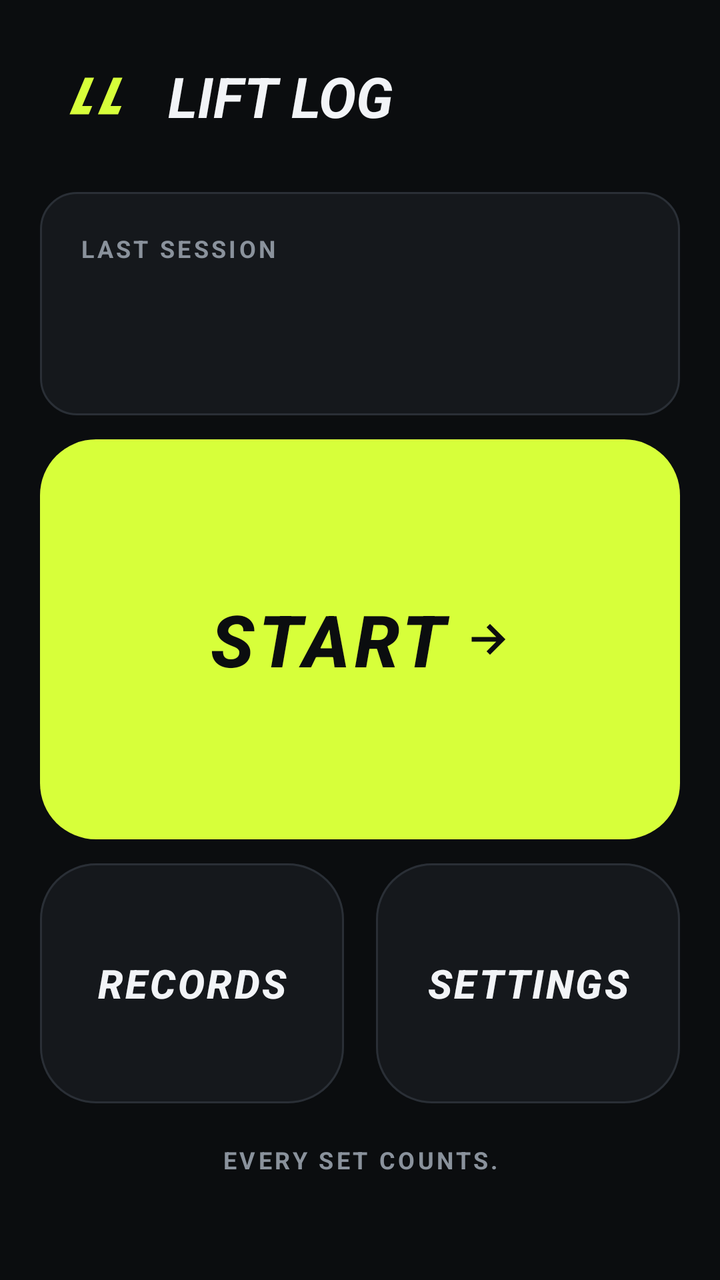
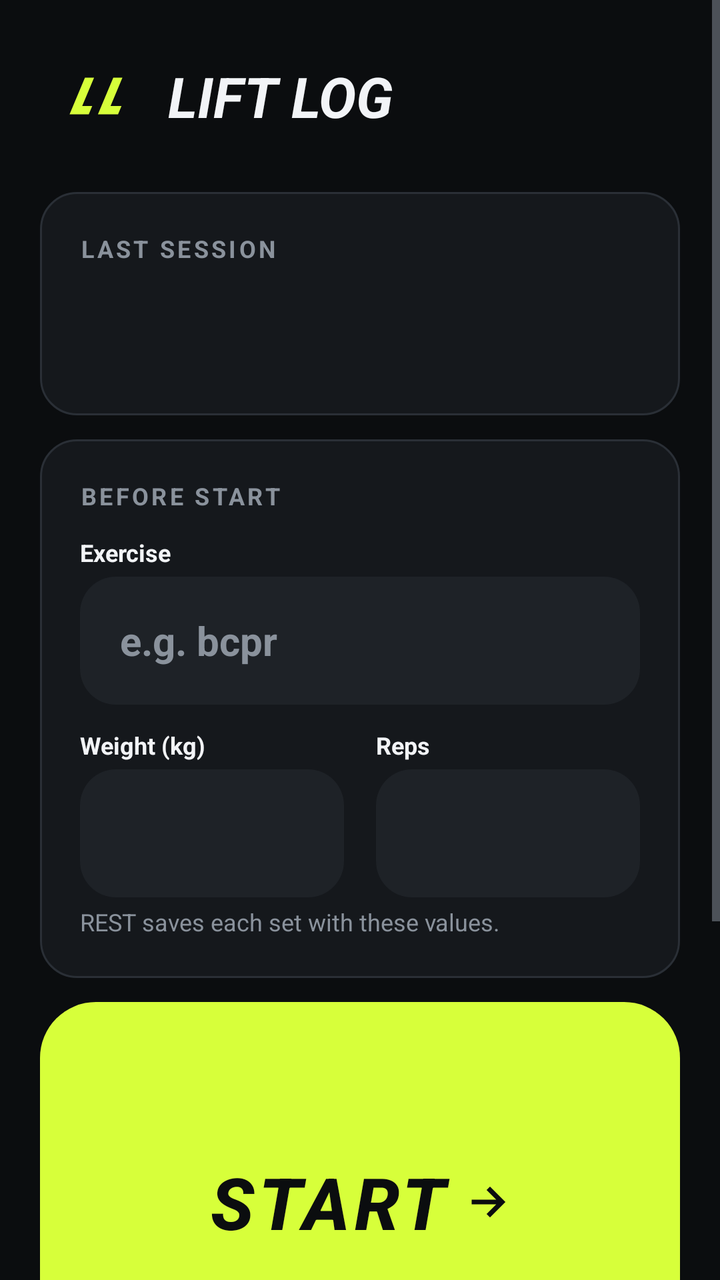

Compare the two renders of this Android layout. The source of the first and the diff that turns it into the second are given below.
<!-- AndroidManifest.xml: activity theme Theme.LiftLog -->
<!-- res/layout/activity_home.xml -->
<?xml version="1.0" encoding="utf-8"?>
<ScrollView xmlns:android="http://schemas.android.com/apk/res/android"
    xmlns:app="http://schemas.android.com/apk/res-auto"
    android:layout_width="match_parent"
    android:layout_height="match_parent"
    android:fillViewport="true">

    <LinearLayout
        android:layout_width="match_parent"
        android:layout_height="wrap_content"
        android:orientation="vertical"
        android:padding="@dimen/lift_gutter">

        <LinearLayout
            android:layout_width="match_parent"
            android:layout_height="wrap_content"
            android:gravity="center_vertical"
            android:orientation="horizontal">

            <ImageView
                android:layout_width="@dimen/lift_mark_size"
                android:layout_height="@dimen/lift_mark_size"
                android:contentDescription="@null"
                android:scaleType="centerCrop"
                android:src="@drawable/ic_launcher_foreground" />

            <TextView
                style="@style/LiftText.Headline"
                android:layout_width="wrap_content"
                android:layout_height="wrap_content"
                android:layout_marginStart="@dimen/lift_gap_sm"
                android:text="@string/lift_wordmark" />
        </LinearLayout>

        <LinearLayout
            style="@style/LiftCard"
            android:layout_width="match_parent"
            android:layout_height="wrap_content"
            android:layout_marginTop="@dimen/lift_gap_lg"
            android:orientation="vertical">

            <TextView
                style="@style/LiftText.Label"
                android:layout_width="wrap_content"
                android:layout_height="wrap_content"
                android:text="@string/home_last_session" />

            <TextView
                android:id="@+id/text_home_last_date"
                style="@style/LiftText.Title"
                android:layout_width="wrap_content"
                android:layout_height="wrap_content"
                android:layout_marginTop="@dimen/lift_gap_xs" />

            <TextView
                android:id="@+id/text_home_last_summary"
                style="@style/LiftText"
                android:layout_width="wrap_content"
                android:layout_height="wrap_content"
                android:layout_marginTop="@dimen/lift_gap_xs"
                android:textColor="@color/lift_text_dim" />
        </LinearLayout>

        <com.google.android.material.button.MaterialButton
            android:id="@+id/button_home_start"
            style="@style/LiftButton.Primary"
            android:layout_width="match_parent"
            android:layout_height="@dimen/lift_home_start_height"
            android:layout_marginTop="@dimen/lift_gap_md"
            android:text="@string/home_start_workout"
            android:textSize="@dimen/lift_text_display"
            app:icon="@drawable/ic_lift_arrow"
            app:iconGravity="textEnd"
            app:iconTint="@color/lift_on_acid" />

        <LinearLayout
            android:layout_width="match_parent"
            android:layout_height="wrap_content"
            android:layout_marginTop="@dimen/lift_gap_md"
            android:orientation="horizontal">

            <com.google.android.material.button.MaterialButton
                android:id="@+id/button_home_records"
                style="@style/LiftButton.Secondary"
                android:layout_width="0dp"
                android:layout_height="@dimen/lift_tile_height"
                android:layout_marginEnd="@dimen/lift_gap_sm"
                android:layout_weight="1"
                android:text="@string/home_records"
                android:textSize="@dimen/lift_text_title" />

            <com.google.android.material.button.MaterialButton
                android:id="@+id/button_home_settings"
                style="@style/LiftButton.Secondary"
                android:layout_width="0dp"
                android:layout_height="@dimen/lift_tile_height"
                android:layout_marginStart="@dimen/lift_gap_sm"
                android:layout_weight="1"
                android:text="@string/home_settings"
                android:textSize="@dimen/lift_text_title" />
        </LinearLayout>

        <TextView
            style="@style/LiftText.Label"
            android:layout_width="match_parent"
            android:layout_height="wrap_content"
            android:layout_marginTop="@dimen/lift_gap_lg"
            android:gravity="center"
            android:text="@string/lift_preview_notice" />
    </LinearLayout>
</ScrollView>
<!-- resources referenced by this layout -->
<resources>
  <color name="lift_on_acid">#FF0B0D0F</color>
  <color name="lift_text_dim">#FF8A929C</color>
  <dimen name="lift_gap_lg">20dp</dimen>
  <dimen name="lift_gap_md">12dp</dimen>
  <dimen name="lift_gap_sm">8dp</dimen>
  <dimen name="lift_gap_xs">4dp</dimen>
  <dimen name="lift_gutter">20dp</dimen>
  <dimen name="lift_home_start_height">200dp</dimen>
  <dimen name="lift_mark_size">56dp</dimen>
  <dimen name="lift_text_display">36sp</dimen>
  <dimen name="lift_text_title">20sp</dimen>
  <dimen name="lift_tile_height">120dp</dimen>
  <string name="home_last_session">Last session</string>
  <string name="home_records">RECORDS</string>
  <string name="home_settings">SETTINGS</string>
  <string name="home_start_workout">START</string>
  <string name="lift_preview_notice">Every set counts.</string>
  <string name="lift_wordmark">LIFT LOG</string>
  <style name="LiftCard">
          <item name="android:background">@drawable/bg_lift_card</item>
          <item name="android:padding">@dimen/lift_gap_lg</item>
      </style>
  <style name="LiftText.Title">
          <item name="android:textSize">@dimen/lift_text_title</item>
          <item name="android:textStyle">bold</item>
      </style>
  <dimen name="ui_launcher_icon_size">108dp</dimen>
  <color name="lift_acid">#FFD7FF3A</color>
  <dimen name="lift_radius_lg">28dp</dimen>
  <color name="lift_line">#FF2A2F36</color>
  <color name="lift_surface">#FF15181C</color>
  <color name="lift_text">#FFF2F4F7</color>
  <dimen name="lift_text_body">15sp</dimen>
  <dimen name="lift_text_headline">28sp</dimen>
  <dimen name="lift_text_caption">12sp</dimen>
  <color name="lift_bg">#FF0B0D0F</color>
  <dimen name="lift_line_width">1dp</dimen>
  <dimen name="lift_radius">18dp</dimen>
  <!-- unchanged entries left out for length: 9 -->
</resources>

<!-- the commit's change to res/layout/activity_home.xml (unified diff, before → after) -->
@@ -59,6 +59,97 @@
                 android:layout_height="wrap_content"
                 android:layout_marginTop="@dimen/lift_gap_xs"
                 android:textColor="@color/lift_text_dim" />
+        </LinearLayout>
+
+        <LinearLayout
+            style="@style/LiftCard"
+            android:layout_width="match_parent"
+            android:layout_height="wrap_content"
+            android:layout_marginTop="@dimen/lift_gap_md"
+            android:orientation="vertical">
+
+            <TextView
+                style="@style/LiftText.Label"
+                android:layout_width="wrap_content"
+                android:layout_height="wrap_content"
+                android:text="@string/home_setup_title" />
+
+            <TextView
+                style="@style/LiftText.FieldLabel"
+                android:layout_width="wrap_content"
+                android:layout_height="wrap_content"
+                android:layout_marginTop="@dimen/lift_gap_md"
+                android:text="@string/session_exercise" />
+
+            <EditText
+                android:id="@+id/input_home_exercise"
+                style="@style/LiftInput"
+                android:layout_width="match_parent"
+                android:layout_height="wrap_content"
+                android:layout_marginTop="@dimen/lift_gap_xs"
+                android:hint="@string/session_exercise_hint"
+                android:importantForAutofill="no"
+                android:inputType="textNoSuggestions" />
+
+            <LinearLayout
+                android:layout_width="match_parent"
+                android:layout_height="wrap_content"
+                android:layout_marginTop="@dimen/lift_gap_md"
+                android:orientation="horizontal">
+
+                <LinearLayout
+                    android:layout_width="0dp"
+                    android:layout_height="wrap_content"
+                    android:layout_marginEnd="@dimen/lift_gap_sm"
+                    android:layout_weight="1"
+                    android:orientation="vertical">
+
+                    <TextView
+                        style="@style/LiftText.FieldLabel"
+                        android:layout_width="wrap_content"
+                        android:layout_height="wrap_content"
+                        android:text="@string/session_weight" />
+
+                    <EditText
+                        android:id="@+id/input_home_weight"
+                        style="@style/LiftInput"
+                        android:layout_width="match_parent"
+                        android:layout_height="wrap_content"
+                        android:layout_marginTop="@dimen/lift_gap_xs"
+                        android:importantForAutofill="no"
+                        android:inputType="numberDecimal" />
+                </LinearLayout>
+
+                <LinearLayout
+                    android:layout_width="0dp"
+                    android:layout_height="wrap_content"
+                    android:layout_marginStart="@dimen/lift_gap_sm"
+                    android:layout_weight="1"
+                    android:orientation="vertical">
+
+                    <TextView
+                        style="@style/LiftText.FieldLabel"
+                        android:layout_width="wrap_content"
+                        android:layout_height="wrap_content"
+                        android:text="@string/session_reps" />
+
+                    <EditText
+                        android:id="@+id/input_home_reps"
+                        style="@style/LiftInput"
+                        android:layout_width="match_parent"
+                        android:layout_height="wrap_content"
+                        android:layout_marginTop="@dimen/lift_gap_xs"
+                        android:importantForAutofill="no"
+                        android:inputType="number" />
+                </LinearLayout>
+            </LinearLayout>
+
+            <TextView
+                style="@style/LiftText.Note"
+                android:layout_width="wrap_content"
+                android:layout_height="wrap_content"
+                android:layout_marginTop="@dimen/lift_gap_xs"
+                android:text="@string/home_setup_note" />
         </LinearLayout>
 
         <com.google.android.material.button.MaterialButton
@@ -77,6 +168,7 @@
             android:layout_width="match_parent"
             android:layout_height="wrap_content"
             android:layout_marginTop="@dimen/lift_gap_md"
+            android:baselineAligned="false"
             android:orientation="horizontal">
 
             <com.google.android.material.button.MaterialButton
@@ -86,8 +178,25 @@
                 android:layout_height="@dimen/lift_tile_height"
                 android:layout_marginEnd="@dimen/lift_gap_sm"
                 android:layout_weight="1"
+                android:maxLines="1"
+                android:paddingStart="0dp"
+                android:paddingEnd="0dp"
                 android:text="@string/home_records"
-                android:textSize="@dimen/lift_text_title" />
+                android:textSize="@dimen/lift_text_body" />
+
+            <com.google.android.material.button.MaterialButton
+                android:id="@+id/button_home_layout"
+                style="@style/LiftButton.Secondary"
+                android:layout_width="0dp"
+                android:layout_height="@dimen/lift_tile_height"
+                android:layout_marginStart="@dimen/lift_gap_sm"
+                android:layout_marginEnd="@dimen/lift_gap_sm"
+                android:layout_weight="1"
+                android:maxLines="1"
+                android:paddingStart="0dp"
+                android:paddingEnd="0dp"
+                android:text="@string/home_layout"
+                android:textSize="@dimen/lift_text_body" />
 
             <com.google.android.material.button.MaterialButton
                 android:id="@+id/button_home_settings"
@@ -96,8 +205,11 @@
                 android:layout_height="@dimen/lift_tile_height"
                 android:layout_marginStart="@dimen/lift_gap_sm"
                 android:layout_weight="1"
+                android:maxLines="1"
+                android:paddingStart="0dp"
+                android:paddingEnd="0dp"
                 android:text="@string/home_settings"
-                android:textSize="@dimen/lift_text_title" />
+                android:textSize="@dimen/lift_text_body" />
         </LinearLayout>
 
         <TextView
<!-- resource entries referenced after the edit -->
@@ -13,14 +13,40 @@
   <dimen name="lift_text_title">20sp</dimen>
   <dimen name="lift_tile_height">120dp</dimen>
   <string name="home_last_session">Last session</string>
+  <string name="home_layout">LAYOUT</string>
   <string name="home_records">RECORDS</string>
   <string name="home_settings">SETTINGS</string>
+  <string name="home_setup_note">REST saves each set with these values.</string>
+  <string name="home_setup_title">Before START</string>
   <string name="home_start_workout">START</string>
   <string name="lift_preview_notice">Every set counts.</string>
   <string name="lift_wordmark">LIFT LOG</string>
+  <string name="session_exercise">Exercise</string>
+  <string name="session_exercise_hint">e.g. bcpr</string>
+  <string name="session_reps">Reps</string>
+  <string name="session_weight">Weight (kg)</string>
   <style name="LiftCard">
           <item name="android:background">@drawable/bg_lift_card</item>
           <item name="android:padding">@dimen/lift_gap_lg</item>
+      </style>
+  <style name="LiftInput">
+          <item name="android:background">@drawable/bg_lift_input</item>
+          <item name="android:minHeight">@dimen/lift_input_height</item>
+          <item name="android:paddingStart">@dimen/lift_gap_lg</item>
+          <item name="android:paddingEnd">@dimen/lift_gap_lg</item>
+          <item name="android:textColor">@color/lift_text</item>
+          <item name="android:textColorHint">@color/lift_text_dim</item>
+          <item name="android:textSize">@dimen/lift_text_title</item>
+          <item name="android:textStyle">bold</item>
+          <item name="android:singleLine">true</item>
+      </style>
+  <style name="LiftText.FieldLabel">
+          <item name="android:textSize">@dimen/lift_text_caption</item>
+          <item name="android:textStyle">bold</item>
+      </style>
+  <style name="LiftText.Note">
+          <item name="android:textColor">@color/lift_text_dim</item>
+          <item name="android:textSize">@dimen/lift_text_caption</item>
       </style>
   <style name="LiftText.Title">
           <item name="android:textSize">@dimen/lift_text_title</item>
@@ -32,12 +58,31 @@
   <color name="lift_line">#FF2A2F36</color>
   <color name="lift_surface">#FF15181C</color>
   <color name="lift_text">#FFF2F4F7</color>
+  <!-- drawable bg_lift_input (drawable) -->
+  <?xml version="1.0" encoding="utf-8"?>
+  <selector xmlns:android="http://schemas.android.com/apk/res/android">
+      <item android:state_focused="true">
+          <shape android:shape="rectangle">
+              <solid android:color="@color/lift_surface_high" />
+              <stroke android:width="2dp" android:color="@color/lift_acid" />
+              <corners android:radius="@dimen/lift_radius" />
+          </shape>
+      </item>
+      <item>
+          <shape android:shape="rectangle">
+              <solid android:color="@color/lift_surface_high" />
+              <corners android:radius="@dimen/lift_radius" />
+          </shape>
+      </item>
+  </selector>
+  <dimen name="lift_input_height">64dp</dimen>
   <dimen name="lift_text_body">15sp</dimen>
   <dimen name="lift_text_headline">28sp</dimen>
   <dimen name="lift_text_caption">12sp</dimen>
   <color name="lift_bg">#FF0B0D0F</color>
   <dimen name="lift_line_width">1dp</dimen>
   <dimen name="lift_radius">18dp</dimen>
+  <color name="lift_surface_high">#FF1E2227</color>
   <!-- unchanged entries left out for length: 9 -->
 </resources>
 
